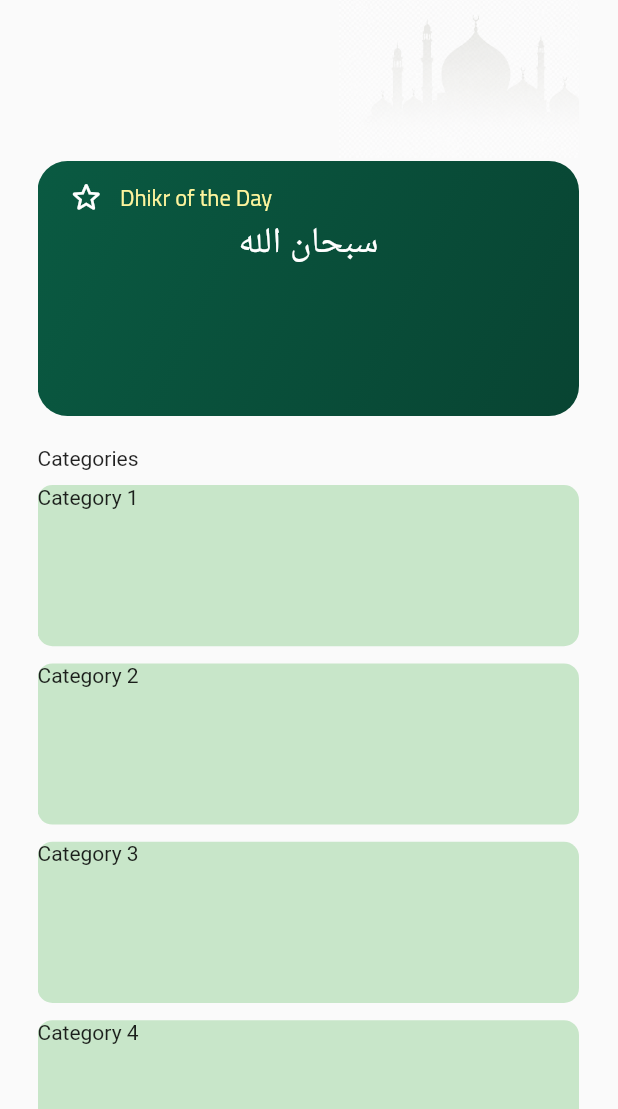
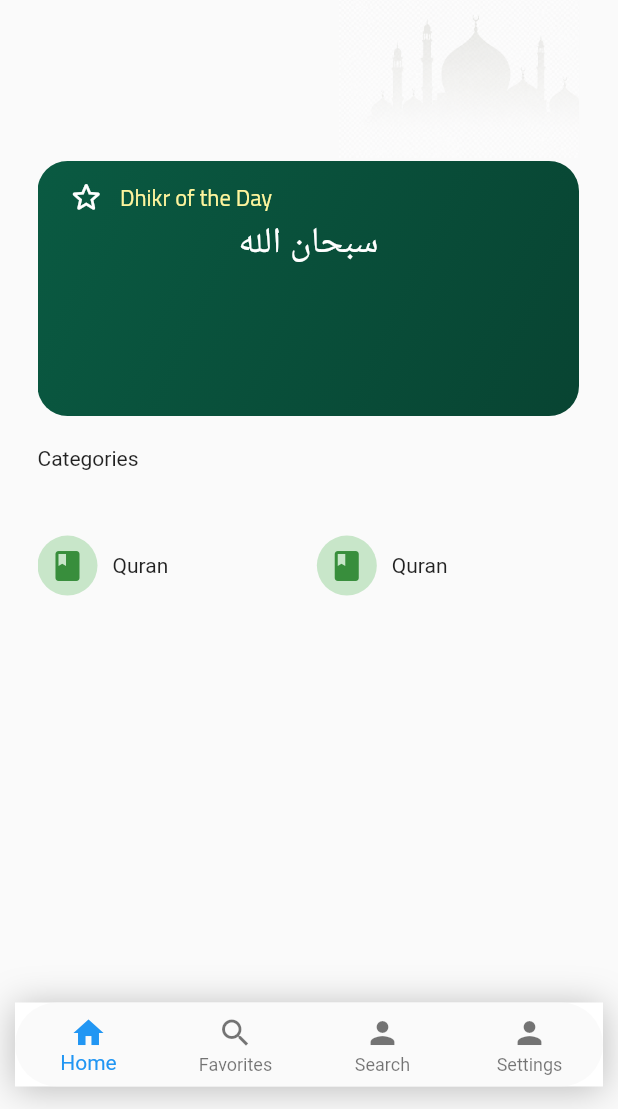
Before and after one commit to Mo123elsayed/zekr, a Flutter app: the screen it shows after launch, on a phone screen of 412 x 824 dp, the part 127-1236 px from its top. Run offline on Flutter 3.47's test engine with Material 3 defaults, Android fonts, the phone set to English and light mode, and no system bars; our stand-ins replace flutter_screenutil; Roboto replaces fonts that are missing (Pliant).

Commit message:
Implement bottom navigation bar and add Favorites, Search, and Settings screens

```diff
--- a/lib/core/routing/app_router.dart
+++ b/lib/core/routing/app_router.dart
@@ -1,13 +1,14 @@
 import 'package:flutter/material.dart';
 import 'package:zekr/core/routing/routes.dart';
 import 'package:zekr/view/ui/screens/home_screen.dart';
+import 'package:zekr/view/ui/widgets/bottom_nav_bar.dart';
 
 class AppRouter {
   Route<dynamic> generateRoute(RouteSettings settings) {
     switch (settings.name) {
       case Routes.home:
         return MaterialPageRoute(
-          builder: (_) => const HomeScreen(),
+          builder: (_) => const BottomNavBar(),
           settings: settings,
         );
       // case '/details':
--- a/lib/view/ui/screens/favorites_screen.dart
+++ b/lib/view/ui/screens/favorites_screen.dart
@@ -0,0 +1,13 @@
+import 'package:flutter/material.dart';
+
+class FavoritesScreen extends StatelessWidget {
+  const FavoritesScreen({Key? key}) : super(key: key);
+
+  @override
+  Widget build(BuildContext context) {
+    return Scaffold(
+      appBar: AppBar(title: const Text('Favorites')),
+      body: const Center(child: Text('favorites_screen.dart')),
+    );
+  }
+}
--- a/lib/view/ui/screens/home_screen.dart
+++ b/lib/view/ui/screens/home_screen.dart
@@ -103,35 +103,37 @@ class HomeScreen extends StatelessWidget {
                     mainAxisExtent: 90.h,
                     crossAxisSpacing: 10.w,
                     childAspectRatio: 7 / 8,
-                    crossAxisCount: 1,
+                    crossAxisCount: 2,
+                    children: [
+                      Row(
                         children: [
                           Container(
-                        child: Text('Category 1'),
+                            width: 40,
+                            height: 40,
                             decoration: BoxDecoration(
                               color: Colors.green[100],
-                          borderRadius: BorderRadius.circular(10),
+                              shape: BoxShape.circle,
                             ),
+                            child: Icon(Icons.book, color: Colors.green[700]),
                           ),
+                          SizedBox(width: 10),
+                          Text('Quran'),
+                        ],
+                      ),
+                      Row(
+                        children: [
                           Container(
-                        child: Text('Category 2'),
+                            width: 40,
+                            height: 40,
                             decoration: BoxDecoration(
                               color: Colors.green[100],
-                          borderRadius: BorderRadius.circular(10),
+                              shape: BoxShape.circle,
                             ),
+                            child: Icon(Icons.book, color: Colors.green[700]),
                           ),
-                      Container(
-                        child: Text('Category 3'),
-                        decoration: BoxDecoration(
-                          color: Colors.green[100],
-                          borderRadius: BorderRadius.circular(10),
-                        ),
-                      ),
-                      Container(
-                        child: Text('Category 4'),
-                        decoration: BoxDecoration(
-                          color: Colors.green[100],
-                          borderRadius: BorderRadius.circular(10),
-                        ),
+                          SizedBox(width: 10),
+                          Text('Quran'),
+                        ],
                       ),
                     ],
                   ),
--- a/lib/view/ui/screens/search_screen.dart
+++ b/lib/view/ui/screens/search_screen.dart
@@ -0,0 +1,10 @@
+import 'package:flutter/material.dart';
+
+class SearchScreen extends StatelessWidget {
+  const SearchScreen({super.key});
+
+  @override
+  Widget build(BuildContext context) {
+    return const Scaffold(body: Center(child: Text('search_screen.dart')));
+  }
+}
--- a/lib/view/ui/screens/settings_screen.dart
+++ b/lib/view/ui/screens/settings_screen.dart
@@ -0,0 +1,10 @@
+import 'package:flutter/material.dart';
+
+class SettingsScreen extends StatelessWidget {
+  const SettingsScreen({super.key});
+
+  @override
+  Widget build(BuildContext context) {
+    return const Scaffold(body: Center(child: Text('settings_screen.dart')));
+  }
+}
--- /dev/null
+++ b/lib/view/ui/widgets/bottom_nav_bar.dart
@@ -0,0 +1,79 @@
+import 'package:flutter/material.dart';
+import 'package:zekr/view/ui/screens/favorites_screen.dart';
+import 'package:zekr/view/ui/screens/home_screen.dart';
+import 'package:zekr/view/ui/screens/search_screen.dart';
+import 'package:zekr/view/ui/screens/settings_screen.dart';
+
+class BottomNavBar extends StatefulWidget {
+  const BottomNavBar({super.key});
+
+  @override
+  State<BottomNavBar> createState() => _BottomNavBarState();
+}
+
+class _BottomNavBarState extends State<BottomNavBar> {
+  int _selectedIndex = 0;
+
+  void _onItemTapped(int index) {
+    setState(() {
+      _selectedIndex = index;
+    });
+  }
+
+  final List<Map<String, dynamic>> _screens = [
+    // Add your screens here
+    {'screen': const HomeScreen(), 'label': 'Home', 'icon': Icons.home},
+    {
+      'screen': const FavoritesScreen(), // Replace with your actual screen
+      'label': 'Favorites',
+      'icon': Icons.search,
+    },
+    {
+      'screen': const SearchScreen(), // Replace with your actual screen
+      'label': 'Search',
+      'icon': Icons.person,
+    },
+    {
+      'screen': const SettingsScreen(), // Replace with your actual screen
+      'label': 'Settings',
+      'icon': Icons.person,
+    },
+  ];
+
+  @override
+  Widget build(BuildContext context) {
+    return Scaffold(
+      body: _screens[_selectedIndex]['screen'],
+      bottomNavigationBar: Container(
+        margin: const EdgeInsets.only(bottom: 15, left: 10, right: 10),
+        decoration: BoxDecoration(
+          color: Colors.white,
+          boxShadow: [
+            BoxShadow(
+              color: Colors.black26,
+              blurRadius: 20,
+              offset: const Offset(0, 2),
+            ),
+          ],
+        ),
+        child: ClipRRect(
+          borderRadius: BorderRadius.circular(30),
+          child: BottomNavigationBar(
+            elevation: 0,
+            type: BottomNavigationBarType.values.first,
+            currentIndex: _selectedIndex,
+            onTap: _onItemTapped,
+            items: _screens
+                .map(
+                  (screen) => BottomNavigationBarItem(
+                    icon: Icon(screen['icon']),
+                    label: screen['label'],
+                  ),
+                )
+                .toList(),
+          ),
+        ),
+      ),
+    );
+  }
+}
```
Also changed, not shown: assets/designs/azkar_home_light.png (added). Lines whose indentation alone changed are shown as unchanged.
